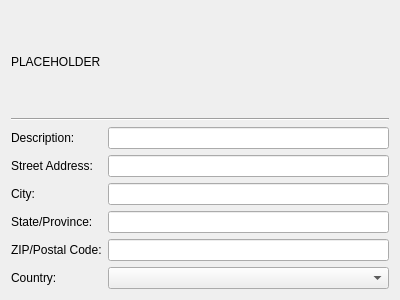
The window that src/admc/tabs/general_ou_tab.ui (altlinux/admc) describes before a commit, drawn with Qt 5.
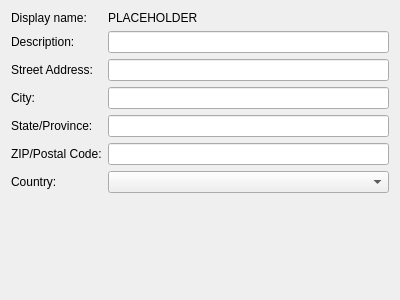
The same window after the commit.

Commit message:
Wide space near object name in general tab is removed.
Lable "Display name"("Object name" label may be more correct) is added
before domain object name.

What changed in the file:
```diff
--- a/src/admc/tabs/general_ou_tab.ui
+++ b/src/admc/tabs/general_ou_tab.ui
@@ -14,82 +14,82 @@
    <string notr="true">Form</string>
   </property>
   <layout class="QVBoxLayout" name="verticalLayout">
-   <item>
-    <widget class="QLabel" name="name_label">
-     <property name="text">
-      <string notr="true">PLACEHOLDER</string>
-     </property>
-    </widget>
-   </item>
-   <item>
-    <widget class="Line" name="line">
-     <property name="orientation">
-      <enum>Qt::Horizontal</enum>
-     </property>
-    </widget>
-   </item>
    <item>
     <layout class="QFormLayout" name="formLayout">
-     <item row="0" column="0">
+     <item row="1" column="0">
       <widget class="QLabel" name="descriptionLabel">
        <property name="text">
         <string>Description:</string>
        </property>
       </widget>
      </item>
-     <item row="0" column="1">
+     <item row="1" column="1">
       <widget class="QLineEdit" name="description_edit"/>
      </item>
-     <item row="1" column="0">
+     <item row="2" column="0">
       <widget class="QLabel" name="streetAddressLabel">
        <property name="text">
         <string>Street Address:</string>
        </property>
       </widget>
      </item>
-     <item row="1" column="1">
+     <item row="2" column="1">
       <widget class="QLineEdit" name="street_edit"/>
      </item>
-     <item row="2" column="0">
+     <item row="3" column="0">
       <widget class="QLabel" name="cityLabel">
        <property name="text">
         <string>City:</string>
        </property>
       </widget>
      </item>
-     <item row="2" column="1">
+     <item row="3" column="1">
       <widget class="QLineEdit" name="city_edit"/>
      </item>
-     <item row="3" column="0">
+     <item row="4" column="0">
       <widget class="QLabel" name="stateProvinceLabel">
        <property name="text">
         <string>State/Province:</string>
        </property>
       </widget>
      </item>
-     <item row="3" column="1">
+     <item row="4" column="1">
       <widget class="QLineEdit" name="state_edit"/>
      </item>
-     <item row="4" column="0">
+     <item row="5" column="0">
       <widget class="QLabel" name="postalLabel">
        <property name="text">
         <string>ZIP/Postal Code:</string>
        </property>
       </widget>
      </item>
-     <item row="4" column="1">
+     <item row="5" column="1">
       <widget class="QLineEdit" name="postal_code_edit"/>
      </item>
-     <item row="5" column="0">
+     <item row="6" column="0">
       <widget class="QLabel" name="countryLabel">
        <property name="text">
         <string>Country:</string>
        </property>
       </widget>
      </item>
-     <item row="5" column="1">
+     <item row="6" column="1">
       <widget class="QComboBox" name="country_combo"/>
      </item>
+     <item row="0" column="1">
+      <widget class="QLabel" name="name_label">
+       <property name="text">
+        <string notr="true">PLACEHOLDER</string>
+       </property>
+      </widget>
+     </item>
+     <item row="0" column="0">
+      <widget class="QLabel" name="label">
+       <property name="text">
+        <string>Display name: </string>
+       </property>
+      </widget>
+     </item>
     </layout>
    </item>
   </layout>
```
The commit also changes 13 other files.
